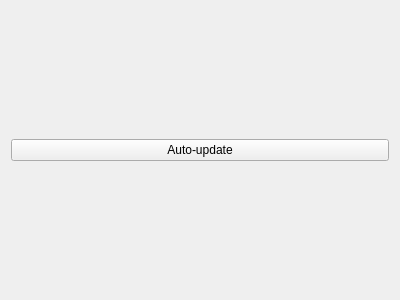
First picture: the form in cct/qtgui2/utils/curveandimagemonitor.ui, repository awacha/cct, before the edit.
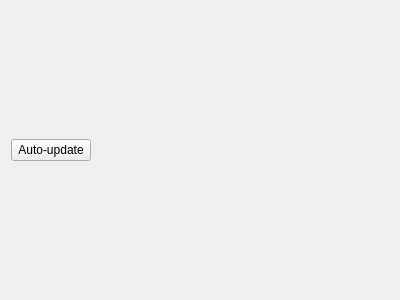
Second picture: the form after the edit. Icons and pictures are not drawn.

```diff
--- a/cct/qtgui2/utils/curveandimagemonitor.ui
+++ b/cct/qtgui2/utils/curveandimagemonitor.ui
@@ -22,6 +22,15 @@
     <layout class="QHBoxLayout" name="fsnSelectorHorizontalLayout">
      <item>
       <widget class="QPushButton" name="autoUpdatePushButton">
+       <property name="sizePolicy">
+        <sizepolicy hsizetype="Preferred" vsizetype="Fixed">
+         <horstretch>0</horstretch>
+         <verstretch>0</verstretch>
+        </sizepolicy>
+       </property>
+       <property name="toolTip">
+        <string>If checked, automatically load and display new exposures when ready</string>
+       </property>
        <property name="text">
         <string>Auto-update</string>
        </property>
@@ -30,6 +39,19 @@
        </property>
       </widget>
      </item>
+     <item>
+      <spacer name="horizontalSpacer">
+       <property name="orientation">
+        <enum>Qt::Horizontal</enum>
+       </property>
+       <property name="sizeHint" stdset="0">
+        <size>
+         <width>40</width>
+         <height>20</height>
+        </size>
+       </property>
+      </spacer>
+     </item>
     </layout>
    </item>
    <item>
```
